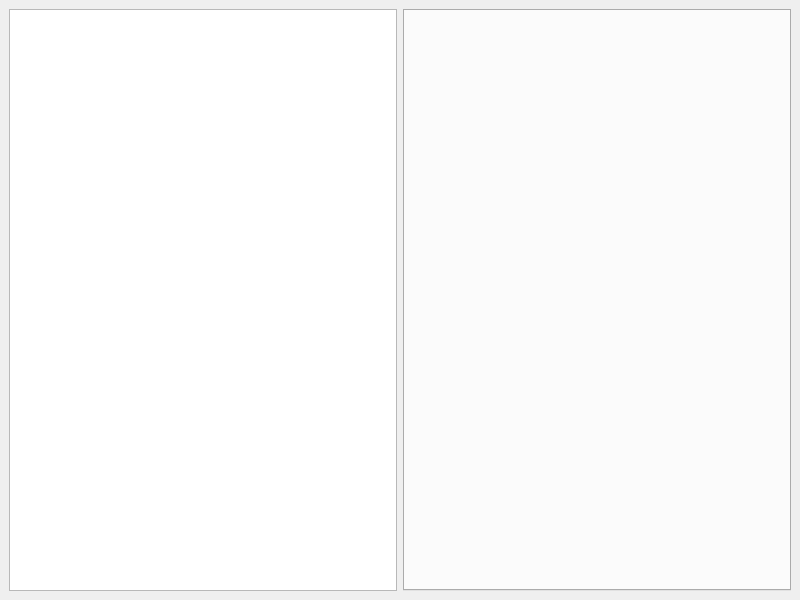
Qt form HiveWE/TriggerEditor.ui (stijnherfst/HiveWE) before a commit.
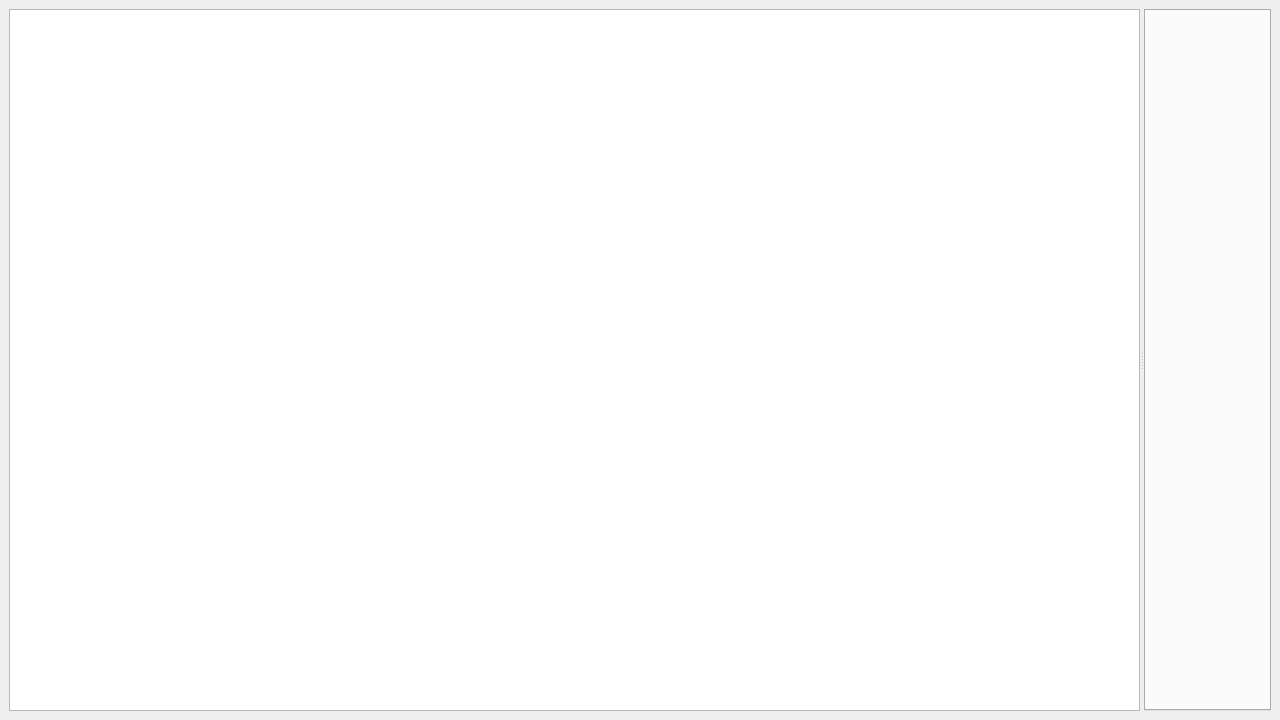
The same form after that commit.

Commit message: Casc support~ish. Rudimentary trigger viewer

Patch:
```diff
--- a/HiveWE/TriggerEditor.ui
+++ b/HiveWE/TriggerEditor.ui
@@ -6,8 +6,8 @@
    <rect>
     <x>0</x>
     <y>0</y>
-    <width>800</width>
-    <height>600</height>
+    <width>1280</width>
+    <height>720</height>
    </rect>
   </property>
   <property name="windowTitle">
@@ -16,7 +16,29 @@
   <widget class="QWidget" name="centralwidget">
    <layout class="QHBoxLayout" name="horizontalLayout">
     <item>
+     <widget class="QSplitter" name="splitter">
+      <property name="frameShadow">
+       <enum>QFrame::Plain</enum>
+      </property>
+      <property name="orientation">
+       <enum>Qt::Horizontal</enum>
+      </property>
+      <property name="opaqueResize">
+       <bool>true</bool>
+      </property>
+      <property name="childrenCollapsible">
+       <bool>false</bool>
+      </property>
      <widget class="QTreeWidget" name="explorer">
+       <property name="sizePolicy">
+        <sizepolicy hsizetype="Expanding" vsizetype="Expanding">
+         <horstretch>0</horstretch>
+         <verstretch>0</verstretch>
+        </sizepolicy>
+       </property>
+       <property name="uniformRowHeights">
+        <bool>true</bool>
+       </property>
       <property name="headerHidden">
        <bool>true</bool>
       </property>
@@ -29,12 +51,17 @@
        </property>
       </column>
      </widget>
-    </item>
-    <item>
      <widget class="QTabWidget" name="editor">
       <property name="currentIndex">
        <number>-1</number>
       </property>
+       <property name="tabsClosable">
+        <bool>true</bool>
+       </property>
+       <property name="movable">
+        <bool>true</bool>
+       </property>
+      </widget>
      </widget>
     </item>
    </layout>
```
Lines whose indentation alone changed are shown as unchanged. The commit also changes 130 other files.
